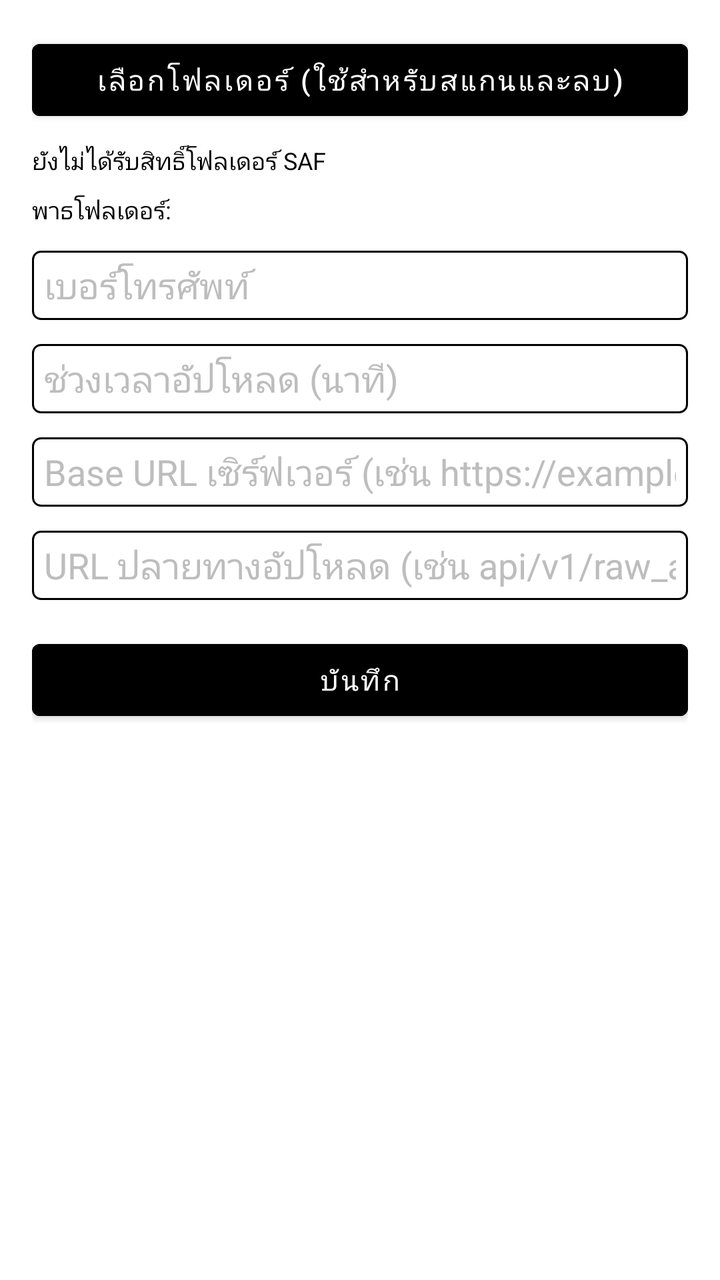
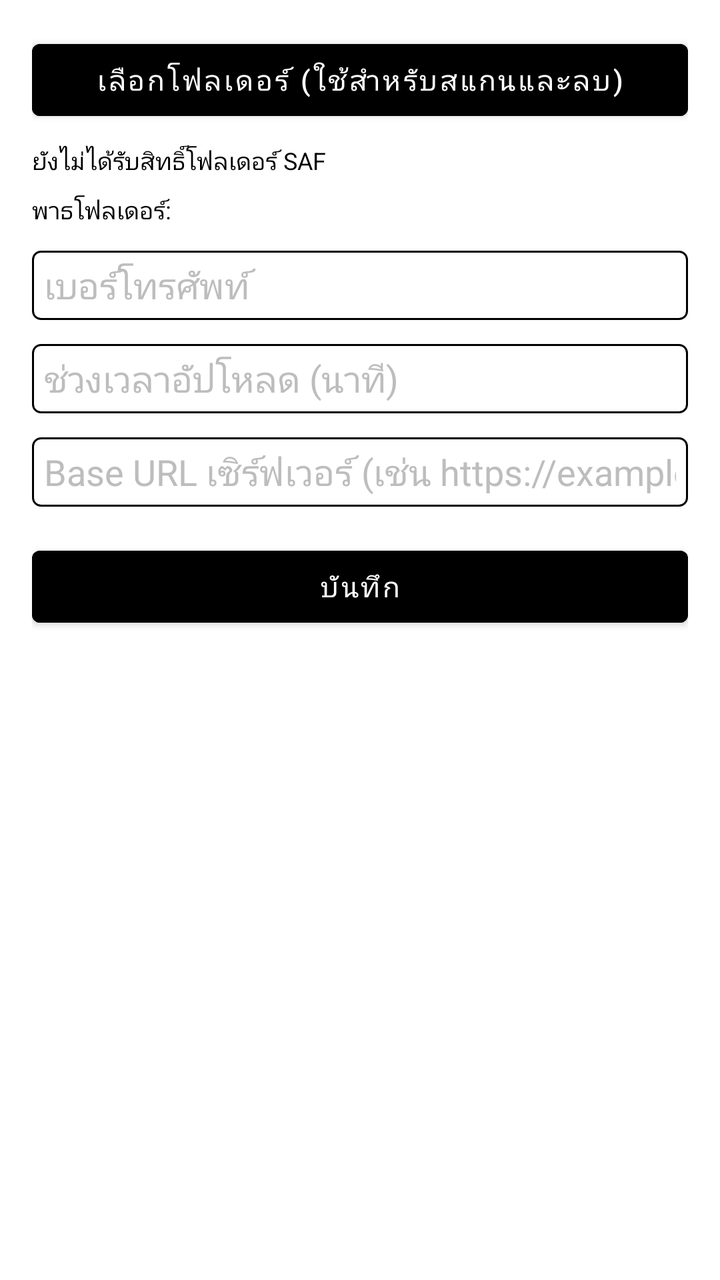

Compare the two renders of this Android layout. The source of the first and the diff that turns it into the second are given below.
<!-- AndroidManifest.xml: application theme Theme.ChicMobile -->
<!-- res/layout/activity_settings.xml -->
<?xml version="1.0" encoding="utf-8"?>
<ScrollView xmlns:android="http://schemas.android.com/apk/res/android"
    android:layout_width="match_parent"
    android:layout_height="match_parent"
    android:background="@color/chic_white"
    android:padding="16dp">

    <LinearLayout
        android:layout_width="match_parent"
        android:layout_height="wrap_content"
        android:orientation="vertical">

        <Button
            android:id="@+id/btnPickFolder"
            android:layout_width="match_parent"
            android:layout_height="wrap_content"
            android:text="@string/pick_folder"
            android:backgroundTint="@color/chic_black"
            android:textColor="@color/chic_white" />

        <TextView
            android:id="@+id/txtFolderPermission"
            android:layout_width="match_parent"
            android:layout_height="wrap_content"
            android:layout_marginTop="8dp"
            android:text="@string/no_saf_permission"
            android:textColor="@color/chic_black"
            android:textSize="12sp" />

        <TextView
            android:id="@+id/txtFolderPath"
            android:layout_width="match_parent"
            android:layout_height="wrap_content"
            android:layout_marginTop="8dp"
            android:text="@string/folder_path_label"
            android:textColor="@color/chic_black"
            android:textSize="12sp" />

        <EditText
            android:id="@+id/edtPhoneNumber"
            android:layout_width="match_parent"
            android:layout_height="wrap_content"
            android:layout_marginTop="12dp"
            android:background="@drawable/bg_textbox_solid_border"
            android:hint="@string/phone_number_hint"
            android:inputType="phone"
            android:maxLength="10"
            android:paddingHorizontal="6dp"
            android:paddingVertical="5dp"
            android:textColor="@color/chic_black"
            android:textColorHint="@color/chic_gray" />

        <EditText
            android:id="@+id/edtIntervalMinutes"
            android:layout_width="match_parent"
            android:layout_height="wrap_content"
            android:layout_marginTop="12dp"
            android:background="@drawable/bg_textbox_solid_border"
            android:hint="@string/upload_interval_hint"
            android:inputType="number"
            android:paddingHorizontal="6dp"
            android:paddingVertical="5dp"
            android:textColor="@color/chic_black"
            android:textColorHint="@color/chic_gray" />

        <EditText
            android:id="@+id/edtServerBaseUrl"
            android:layout_width="match_parent"
            android:layout_height="wrap_content"
            android:layout_marginTop="12dp"
            android:background="@drawable/bg_textbox_solid_border"
            android:hint="@string/server_base_url_hint"
            android:inputType="textUri"
            android:paddingHorizontal="6dp"
            android:paddingVertical="5dp"
            android:textColor="@color/chic_black"
            android:textColorHint="@color/chic_gray" />

        <EditText
            android:id="@+id/edtUploadEndpoint"
            android:layout_width="match_parent"
            android:layout_height="wrap_content"
            android:layout_marginTop="12dp"
            android:background="@drawable/bg_textbox_solid_border"
            android:hint="@string/upload_endpoint_hint"
            android:inputType="textUri"
            android:paddingHorizontal="6dp"
            android:paddingVertical="5dp"
            android:textColor="@color/chic_black"
            android:textColorHint="@color/chic_gray" />

        <Button
            android:id="@+id/btnSave"
            android:layout_width="match_parent"
            android:layout_height="wrap_content"
            android:layout_marginTop="16dp"
            android:text="@string/save"
            android:backgroundTint="@color/chic_black"
            android:textColor="@color/chic_white" />

    </LinearLayout>
</ScrollView>
<!-- resources referenced by this layout -->
<resources>
  <color name="chic_black">#000000</color>
  <color name="chic_gray">#BDBDBD</color>
  <color name="chic_white">#FFFFFF</color>
  <!-- drawable bg_textbox_solid_border (drawable) -->
  <?xml version="1.0" encoding="utf-8"?>
  <shape xmlns:android="http://schemas.android.com/apk/res/android"
      android:shape="rectangle">
      <solid android:color="@color/chic_white" />
      <stroke
          android:width="1dp"
          android:color="@color/chic_black" />
      <corners android:radius="4dp" />
  </shape>
  <string name="folder_path_label">พาธโฟลเดอร์:</string>
  <string name="no_saf_permission">ยังไม่ได้รับสิทธิ์โฟลเดอร์ SAF</string>
  <string name="phone_number_hint">เบอร์โทรศัพท์</string>
  <string name="pick_folder">เลือกโฟลเดอร์ (ใช้สำหรับสแกนและลบ)</string>
  <string name="save">บันทึก</string>
  <string name="server_base_url_hint">Base URL เซิร์ฟเวอร์ (เช่น https://example.com)</string>
  <string name="upload_endpoint_hint">URL ปลายทางอัปโหลด (เช่น api/v1/raw_audios)</string>
  <string name="upload_interval_hint">ช่วงเวลาอัปโหลด (นาที)</string>
  <style name="Theme.ChicMobile" parent="Theme.MaterialComponents.DayNight.NoActionBar">
          <item name="colorPrimary">@color/chic_white</item>
          <item name="colorPrimaryVariant">@color/chic_white</item>
          <item name="colorOnPrimary">@color/chic_black</item>
          <item name="colorSecondary">@color/chic_black</item>
          <item name="colorOnSecondary">@color/chic_white</item>
          <item name="colorSurface">@color/chic_white</item>
          <item name="colorOnSurface">@color/chic_black</item>
          <item name="android:colorBackground">@color/chic_white</item>
          <item name="android:textColorPrimary">@color/chic_black</item>
          <item name="android:textColorSecondary">@color/chic_gray</item>
          <item name="android:windowBackground">@color/chic_white</item>
          <item name="android:statusBarColor" tools:targetApi="l">@color/chic_white</item>
          <item name="android:navigationBarColor" tools:targetApi="o_mr1">@color/chic_white</item>
      </style>
</resources>

<!-- the commit's change to res/layout/activity_settings.xml (unified diff, before → after) -->
@@ -76,19 +76,6 @@
             android:textColor="@color/chic_black"
             android:textColorHint="@color/chic_gray" />
 
-        <EditText
-            android:id="@+id/edtUploadEndpoint"
-            android:layout_width="match_parent"
-            android:layout_height="wrap_content"
-            android:layout_marginTop="12dp"
-            android:background="@drawable/bg_textbox_solid_border"
-            android:hint="@string/upload_endpoint_hint"
-            android:inputType="textUri"
-            android:paddingHorizontal="6dp"
-            android:paddingVertical="5dp"
-            android:textColor="@color/chic_black"
-            android:textColorHint="@color/chic_gray" />
-
         <Button
             android:id="@+id/btnSave"
             android:layout_width="match_parent"
<!-- resource entries referenced after the edit -->
@@ -19,7 +19,6 @@
   <string name="pick_folder">เลือกโฟลเดอร์ (ใช้สำหรับสแกนและลบ)</string>
   <string name="save">บันทึก</string>
   <string name="server_base_url_hint">Base URL เซิร์ฟเวอร์ (เช่น https://example.com)</string>
-  <string name="upload_endpoint_hint">URL ปลายทางอัปโหลด (เช่น api/v1/raw_audios)</string>
   <string name="upload_interval_hint">ช่วงเวลาอัปโหลด (นาที)</string>
   <style name="Theme.ChicMobile" parent="Theme.MaterialComponents.DayNight.NoActionBar">
           <item name="colorPrimary">@color/chic_white</item>
